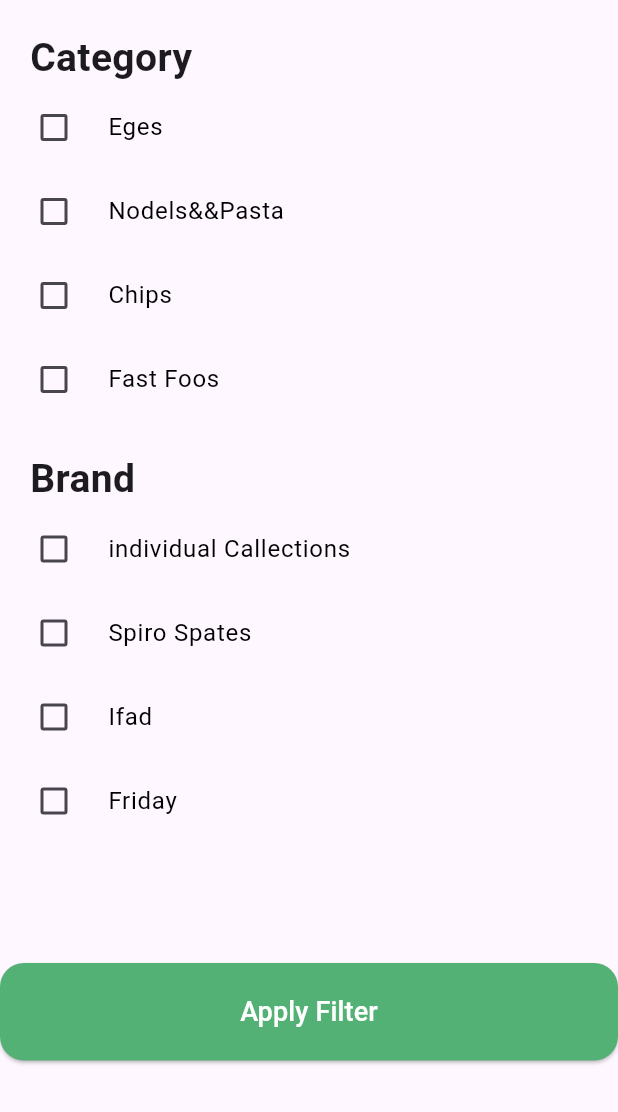
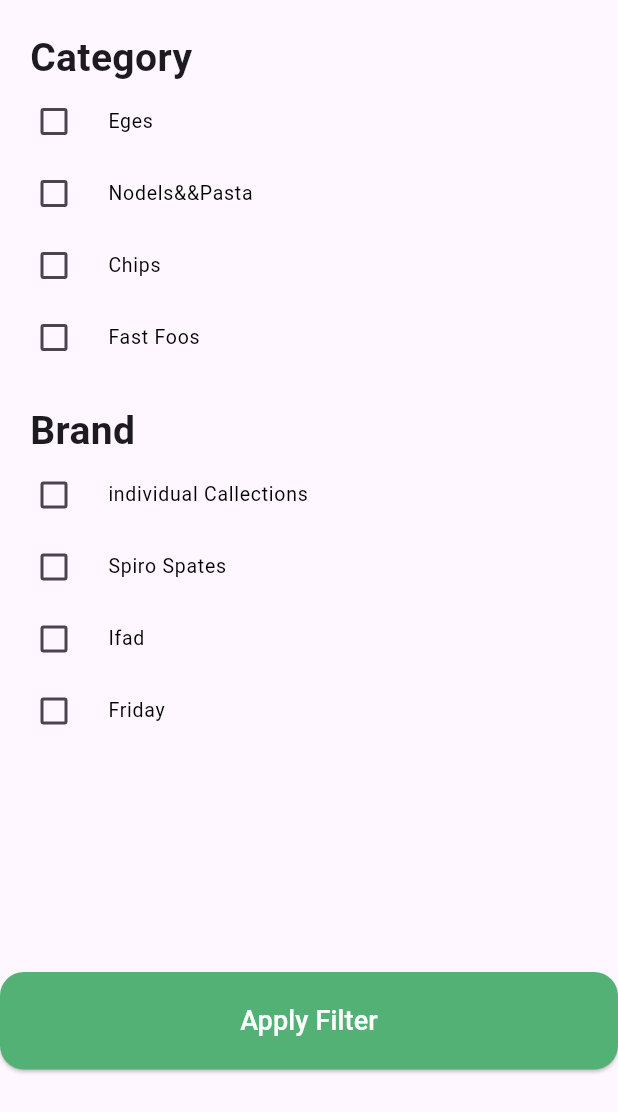
Before and after one commit to MohamedHamedAbdulhakam/my_nectar_app, a Flutter app: the FilterAction widget shown alone on an empty page, opened directly, on a phone screen of 412 x 824 dp. Shown: the top 1112 px of the screen. Run offline on Flutter 3.47's test engine with Material 3 defaults, Android fonts, the phone set to English and light mode, and no system bars; our stand-ins replace carousel_slider, go_router, pin_code_text_field.

```diff
--- a/lib/features/explore/presentation/views/widgets/custom_check_box_list_tile.dart
+++ b/lib/features/explore/presentation/views/widgets/custom_check_box_list_tile.dart
@@ -18,6 +18,7 @@ class _CustomCheckboxListTileState extends State<CustomCheckboxListTile> {
   @override
   Widget build(BuildContext context) {
     return CheckboxListTile(
+      dense: true,
       controlAffinity: ListTileControlAffinity.leading,
       activeColor: keyPrimaryColor,
       value: isChecked,
--- a/lib/features/explore/presentation/views/widgets/filter_action.dart
+++ b/lib/features/explore/presentation/views/widgets/filter_action.dart
@@ -25,11 +25,14 @@ class _FilterActionState extends State<FilterAction> {
           child: Text("Category",style: Styles.textStyle26,),
         ),
         CustomCheckboxListTile(
+
           title: 'Eges',
         ),
         CustomCheckboxListTile(
           title: 'Nodels&&Pasta',
-        ),CustomCheckboxListTile(
+        ),
+
+        CustomCheckboxListTile(
           title: 'Chips',
         ),CustomCheckboxListTile(
           title: 'Fast Foos',
@@ -48,7 +51,7 @@ class _FilterActionState extends State<FilterAction> {
         ),CustomCheckboxListTile(
           title: 'Friday',
         ),
-        SizedBox(height: 80,),
+        SizedBox(height:150,),
         CustomButton(text: 'Apply Filter', onPressed: () {
 
         },),
```
